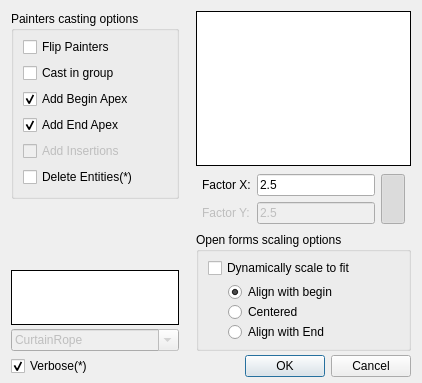
Above: scripts/Misc/Examples/MathExamples/FlexPainter/FlexPainterDialog.ui from qcad/qcad before the change. Below: the same form after it.
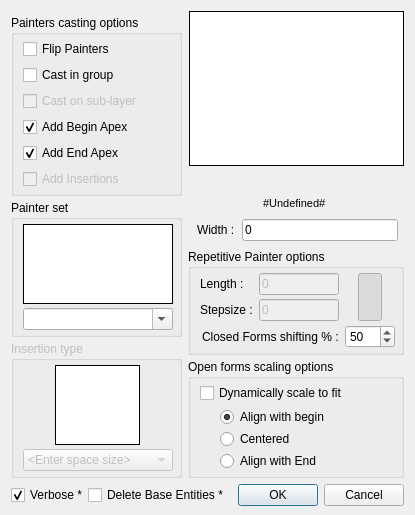
That is the form after the change. Icons and pictures are not drawn. Custom widgets are drawn as their Qt base class.

Commit message: update FlexPainter from forum

Patch:
```diff
--- a/scripts/Misc/Examples/MathExamples/FlexPainter/FlexPainterDialog.ui
+++ b/scripts/Misc/Examples/MathExamples/FlexPainter/FlexPainterDialog.ui
@@ -1,13 +1,13 @@
 <?xml version="1.0" encoding="UTF-8"?>
 <ui version="4.0">
- <class>FlexPainterOptions</class>
- <widget class="QDialog" name="FlexPainterOptions">
+ <class>FlexPainterDialog</class>
+ <widget class="QDialog" name="FlexPainterDialog">
   <property name="geometry">
    <rect>
     <x>0</x>
     <y>0</y>
-    <width>422</width>
-    <height>377</height>
+    <width>413</width>
+    <height>477</height>
    </rect>
   </property>
   <property name="windowTitle">
@@ -15,15 +15,24 @@
   </property>
   <layout class="QVBoxLayout" name="verticalLayout_4">
    <property name="spacing">
-    <number>4</number>
-   </property>
-   <property name="bottomMargin">
     <number>6</number>
    </property>
+   <property name="bottomMargin">
+    <number>9</number>
+   </property>
    <item>
-    <layout class="QHBoxLayout" name="Options">
+    <layout class="QHBoxLayout" name="FlexPainterOptions">
+     <property name="spacing">
+      <number>6</number>
+     </property>
      <item>
-      <layout class="QVBoxLayout" name="CastingOptions">
+      <layout class="QVBoxLayout" name="PainterOptions">
+       <property name="spacing">
+        <number>4</number>
+       </property>
+       <property name="topMargin">
+        <number>4</number>
+       </property>
        <item>
         <widget class="QGroupBox" name="PainterBox">
          <property name="title">
@@ -34,12 +43,18 @@
            <number>6</number>
           </property>
           <property name="topMargin">
+           <number>4</number>
+          </property>
+          <property name="rightMargin">
            <number>6</number>
           </property>
+          <property name="bottomMargin">
+           <number>4</number>
+          </property>
           <item>
            <widget class="QCheckBox" name="FlipPainter">
             <property name="toolTip">
-             <string>Mirroring painters over baseline</string>
+             <string>Mirror painters over baseline</string>
             </property>
             <property name="text">
              <string>Flip Painters</string>
@@ -57,7 +72,23 @@
            </widget>
           </item>
           <item>
-           <widget class="QCheckBox" name="HasBeginApex">
+           <widget class="QCheckBox" name="SubLayerCasts">
+            <property name="enabled">
+             <bool>false</bool>
+            </property>
+            <property name="toolTip">
+             <string>Cast on newly sub-layer 'Painted' if applicable</string>
+            </property>
+            <property name="text">
+             <string>Cast on sub-layer</string>
+            </property>
+           </widget>
+          </item>
+          <item>
+           <widget class="QCheckBox" name="DoBeginApex">
+            <property name="enabled">
+             <bool>true</bool>
+            </property>
             <property name="toolTip">
              <string>Start with casting a begin apex on open forms</string>
             </property>
@@ -70,7 +101,10 @@
            </widget>
           </item>
           <item>
-           <widget class="QCheckBox" name="HasEndApex">
+           <widget class="QCheckBox" name="DoEndApex">
+            <property name="enabled">
+             <bool>true</bool>
+            </property>
             <property name="toolTip">
              <string>End with casting an end apex on open forms</string>
             </property>
@@ -83,7 +117,7 @@
            </widget>
           </item>
           <item>
-           <widget class="QCheckBox" name="HasInserts">
+           <widget class="QCheckBox" name="DoInserts">
             <property name="enabled">
              <bool>false</bool>
             </property>
@@ -98,106 +132,301 @@
             </property>
            </widget>
           </item>
-          <item>
-           <widget class="QCheckBox" name="DelEntity">
-            <property name="toolTip">
-             <string>Deleted painted over base entity (persistent off)</string>
-            </property>
-            <property name="text">
-             <string>Delete Entities(*)</string>
-            </property>
-            <property name="checked">
-             <bool>false</bool>
-            </property>
-           </widget>
-          </item>
          </layout>
         </widget>
        </item>
        <item>
-        <spacer name="verticalSpacer">
+        <spacer name="verticalSpacer_L">
          <property name="orientation">
           <enum>Qt::Vertical</enum>
          </property>
          <property name="sizeHint" stdset="0">
           <size>
            <width>20</width>
-           <height>20</height>
+           <height>40</height>
           </size>
          </property>
         </spacer>
        </item>
        <item>
-        <widget class="QToolButton" name="PreviewPainters">
-         <property name="sizePolicy">
-          <sizepolicy hsizetype="Preferred" vsizetype="Preferred">
-           <horstretch>0</horstretch>
-           <verstretch>0</verstretch>
-          </sizepolicy>
+        <widget class="QGroupBox" name="SetBox">
+         <property name="title">
+          <string>Painter set</string>
          </property>
-         <property name="minimumSize">
-          <size>
-           <width>150</width>
-           <height>55</height>
-          </size>
-         </property>
-         <property name="toolTip">
-          <string>Preview</string>
-         </property>
-         <property name="styleSheet">
-          <string notr="true">border: 1px inset; background-color: rgb(255, 255, 255);</string>
-         </property>
-         <property name="text">
-          <string/>
-         </property>
-         <property name="icon">
-          <iconset>
-           <normaloff>CurtainRope.svg</normaloff>CurtainRope.svg</iconset>
-         </property>
-         <property name="iconSize">
-          <size>
-           <width>100</width>
-           <height>50</height>
-          </size>
-         </property>
+         <layout class="QVBoxLayout" name="verticalLayout_6">
+          <property name="spacing">
+           <number>4</number>
+          </property>
+          <property name="topMargin">
+           <number>4</number>
+          </property>
+          <property name="rightMargin">
+           <number>6</number>
+          </property>
+          <property name="bottomMargin">
+           <number>4</number>
+          </property>
+          <item alignment="Qt::AlignLeft">
+           <widget class="QToolButton" name="PreviewPainters">
+            <property name="enabled">
+             <bool>true</bool>
+            </property>
+            <property name="sizePolicy">
+             <sizepolicy hsizetype="Fixed" vsizetype="Fixed">
+              <horstretch>0</horstretch>
+              <verstretch>0</verstretch>
+             </sizepolicy>
+            </property>
+            <property name="minimumSize">
+             <size>
+              <width>150</width>
+              <height>80</height>
+             </size>
+            </property>
+            <property name="focusPolicy">
+             <enum>Qt::NoFocus</enum>
+            </property>
+            <property name="toolTip">
+             <string>Preview of painters</string>
+            </property>
+            <property name="styleSheet">
+             <string notr="true">border: 1px inset; background-color: rgb(255, 255, 255);</string>
+            </property>
+            <property name="text">
+             <string/>
+            </property>
+            <property name="icon">
+             <iconset>
+              <normaloff>Icons/CurtainRope.svg</normaloff>Icons/CurtainRope.svg</iconset>
+            </property>
+            <property name="iconSize">
+             <size>
+              <width>150</width>
+              <height>80</height>
+             </size>
+            </property>
+            <property name="autoRaise">
+             <bool>true</bool>
+            </property>
+           </widget>
+          </item>
+          <item>
+           <widget class="QComboBox" name="PainterSelection">
+            <property name="enabled">
+             <bool>true</bool>
+            </property>
+            <property name="sizePolicy">
+             <sizepolicy hsizetype="Preferred" vsizetype="Fixed">
+              <horstretch>0</horstretch>
+              <verstretch>0</verstretch>
+             </sizepolicy>
+            </property>
+            <property name="minimumSize">
+             <size>
+              <width>150</width>
+              <height>0</height>
+             </size>
+            </property>
+            <property name="toolTip">
+             <string>Select painter set</string>
+            </property>
+            <property name="inputMethodHints">
+             <set>Qt::ImhNone</set>
+            </property>
+            <property name="editable">
+             <bool>true</bool>
+            </property>
+            <property name="currentText">
+             <string/>
+            </property>
+            <property name="currentIndex">
+             <number>-1</number>
+            </property>
+            <property name="insertPolicy">
+             <enum>QComboBox::NoInsert</enum>
+            </property>
+            <property name="sizeAdjustPolicy">
+             <enum>QComboBox::AdjustToContents</enum>
+            </property>
+            <item>
+             <property name="text">
+              <string>CurtainRope</string>
+             </property>
+            </item>
+            <item>
+             <property name="text">
+              <string>OrthogonalBar</string>
+             </property>
+            </item>
+            <item>
+             <property name="text">
+              <string>OrthogonalPointsGlobal</string>
+             </property>
+            </item>
+            <item>
+             <property name="text">
+              <string>SinusoidWave</string>
+             </property>
+            </item>
+            <item>
+             <property name="text">
+              <string>SinusoidWaveGlobal</string>
+             </property>
+            </item>
+            <item>
+             <property name="text">
+              <string>3PhaseWaveGlobal</string>
+             </property>
+            </item>
+            <item>
+             <property name="text">
+              <string>TriangleWave</string>
+             </property>
+            </item>
+            <item>
+             <property name="text">
+              <string>SawtoothWave</string>
+             </property>
+            </item>
+            <item>
+             <property name="text">
+              <string>SqaureWave</string>
+             </property>
+            </item>
+            <item>
+             <property name="text">
+              <string>SteppedWave</string>
+             </property>
+            </item>
+            <item>
+             <property name="text">
+              <string>SqauredShape</string>
+             </property>
+            </item>
+            <item>
+             <property name="text">
+              <string>SqauredShapeFlexing</string>
+             </property>
+            </item>
+            <item>
+             <property name="text">
+              <string>AllPainterDataTypes</string>
+             </property>
+            </item>
+           </widget>
+          </item>
+         </layout>
+         <zorder>PainterSelection</zorder>
+         <zorder>PreviewPainters</zorder>
         </widget>
        </item>
        <item>
-        <widget class="QComboBox" name="PainterSet">
+        <widget class="QGroupBox" name="KnotsBox">
          <property name="enabled">
           <bool>false</bool>
          </property>
-         <property name="sizePolicy">
-          <sizepolicy hsizetype="Expanding" vsizetype="Fixed">
-           <horstretch>0</horstretch>
-           <verstretch>0</verstretch>
-          </sizepolicy>
+         <property name="title">
+          <string>Insertion type</string>
          </property>
-         <property name="toolTip">
-          <string>Select painter type</string>
-         </property>
-         <property name="editable">
-          <bool>true</bool>
-         </property>
-         <property name="currentText">
-          <string>CurtainRope</string>
-         </property>
-         <item>
-          <property name="text">
-           <string>CurtainRope</string>
+         <layout class="QVBoxLayout" name="verticalLayout_7">
+          <property name="spacing">
+           <number>4</number>
           </property>
-         </item>
-         <item>
-          <property name="text">
-           <string>TelephoneCoil</string>
+          <property name="topMargin">
+           <number>4</number>
           </property>
-         </item>
+          <property name="rightMargin">
+           <number>6</number>
+          </property>
+          <property name="bottomMargin">
+           <number>4</number>
+          </property>
+          <item alignment="Qt::AlignHCenter">
+           <widget class="QToolButton" name="PreviewKnot">
+            <property name="enabled">
+             <bool>false</bool>
+            </property>
+            <property name="sizePolicy">
+             <sizepolicy hsizetype="Fixed" vsizetype="Fixed">
+              <horstretch>0</horstretch>
+              <verstretch>0</verstretch>
+             </sizepolicy>
+            </property>
+            <property name="minimumSize">
+             <size>
+              <width>80</width>
+              <height>80</height>
+             </size>
+            </property>
+            <property name="focusPolicy">
+             <enum>Qt::NoFocus</enum>
+            </property>
+            <property name="toolTip">
+             <string>Preview of insertion</string>
+            </property>
+            <property name="styleSheet">
+             <string notr="true">border: 1px inset; background-color: rgb(255, 255, 255);</string>
+            </property>
+            <property name="icon">
+             <iconset>
+              <normaloff>Icons/CurtainRopeKnot.svg</normaloff>Icons/CurtainRopeKnot.svg</iconset>
+            </property>
+            <property name="iconSize">
+             <size>
+              <width>80</width>
+              <height>80</height>
+             </size>
+            </property>
+           </widget>
+          </item>
+          <item alignment="Qt::AlignLeft">
+           <widget class="QComboBox" name="KnotSelection">
+            <property name="enabled">
+             <bool>false</bool>
+            </property>
+            <property name="sizePolicy">
+             <sizepolicy hsizetype="Fixed" vsizetype="Fixed">
+              <horstretch>0</horstretch>
+              <verstretch>0</verstretch>
+             </sizepolicy>
+            </property>
+            <property name="minimumSize">
+             <size>
+              <width>150</width>
+              <height>0</height>
+             </size>
+            </property>
+            <property name="focusPolicy">
+             <enum>Qt::WheelFocus</enum>
+            </property>
+            <property name="toolTip">
+             <string>Select Insertion or Enter void space</string>
+            </property>
+            <property name="insertPolicy">
+             <enum>QComboBox::InsertAtTop</enum>
+            </property>
+            <property name="sizeAdjustPolicy">
+             <enum>QComboBox::AdjustToContents</enum>
+            </property>
+            <item>
+             <property name="text">
+              <string>&lt;Enter space size&gt;</string>
+             </property>
+            </item>
+            <item>
+             <property name="text">
+              <string>Curtain Rope Knot</string>
+             </property>
+            </item>
+           </widget>
+          </item>
+         </layout>
         </widget>
        </item>
       </layout>
      </item>
      <item>
-      <spacer name="horizontalSpacer">
+      <spacer name="horizontalSpacer_Mid">
        <property name="orientation">
         <enum>Qt::Horizontal</enum>
        </property>
@@ -213,14 +442,14 @@
       </spacer>
      </item>
      <item>
-      <layout class="QVBoxLayout" name="verticalLayout_2">
+      <layout class="QVBoxLayout" name="CastingOptions">
        <property name="spacing">
         <number>4</number>
        </property>
-       <item>
-        <widget class="QToolButton" name="toolButton">
+       <item alignment="Qt::AlignRight">
+        <widget class="QToolButton" name="CommandPic">
          <property name="sizePolicy">
-          <sizepolicy hsizetype="Preferred" vsizetype="Preferred">
+          <sizepolicy hsizetype="Fixed" vsizetype="Fixed">
            <horstretch>0</horstretch>
            <verstretch>0</verstretch>
           </sizepolicy>
@@ -231,6 +460,9 @@
            <height>155</height>
           </size>
          </property>
+         <property name="focusPolicy">
+          <enum>Qt::NoFocus</enum>
+         </property>
          <property name="styleSheet">
           <string notr="true">border: 1px inset; background-color: rgb(255, 255, 255);</string>
          </property>
@@ -244,13 +476,318 @@
            <height>155</height>
           </size>
          </property>
+         <property name="autoRaise">
+          <bool>true</bool>
+         </property>
         </widget>
        </item>
        <item>
-        <widget class="QWidget" name="FactorEntry" native="true">
+        <spacer name="verticalSpacer_R">
+         <property name="orientation">
+          <enum>Qt::Vertical</enum>
+         </property>
+         <property name="sizeHint" stdset="0">
+          <size>
+           <width>20</width>
+           <height>40</height>
+          </size>
+         </property>
+        </spacer>
+       </item>
+       <item alignment="Qt::AlignHCenter|Qt::AlignVCenter">
+        <widget class="QLineEdit" name="UnitsLabel">
+         <property name="enabled">
+          <bool>false</bool>
+         </property>
+         <property name="minimumSize">
+          <size>
+           <width>133</width>
+           <height>15</height>
+          </size>
+         </property>
+         <property name="palette">
+          <palette>
+           <active>
+            <colorrole role="WindowText">
+             <brush brushstyle="SolidPattern">
+              <color alpha="255">
+               <red>0</red>
+               <green>0</green>
+               <blue>0</blue>
+              </color>
+             </brush>
+            </colorrole>
+            <colorrole role="Midlight">
+             <brush brushstyle="SolidPattern">
+              <color alpha="255">
+               <red>227</red>
+               <green>227</green>
+               <blue>227</blue>
+              </color>
+             </brush>
+            </colorrole>
+            <colorrole role="Text">
+             <brush brushstyle="SolidPattern">
+              <color alpha="255">
+               <red>0</red>
+               <green>0</green>
+               <blue>0</blue>
+              </color>
+             </brush>
+            </colorrole>
+            <colorrole role="ButtonText">
+             <brush brushstyle="SolidPattern">
+              <color alpha="255">
+               <red>0</red>
+               <green>0</green>
+               <blue>0</blue>
+              </color>
+             </brush>
+            </colorrole>
+            <colorrole role="Shadow">
+             <brush brushstyle="SolidPattern">
+              <color alpha="255">
+               <red>105</red>
+               <green>105</green>
+               <blue>105</blue>
+              </color>
+             </brush>
+            </colorrole>
+            <colorrole role="Highlight">
+             <brush brushstyle="SolidPattern">
+              <color alpha="255">
+               <red>51</red>
+               <green>153</green>
+               <blue>255</blue>
+              </color>
+             </brush>
+            </colorrole>
+            <colorrole role="HighlightedText">
+             <brush brushstyle="SolidPattern">
+              <color alpha="255">
+               <red>255</red>
+               <green>255</green>
+               <blue>255</blue>
+              </color>
+             </brush>
+            </colorrole>
+           </active>
+           <inactive>
+            <colorrole role="WindowText">
+             <brush brushstyle="SolidPattern">
+              <color alpha="255">
+               <red>0</red>
+               <green>0</green>
+               <blue>0</blue>
+              </color>
+             </brush>
+            </colorrole>
+            <colorrole role="Midlight">
+             <brush brushstyle="SolidPattern">
+              <color alpha="255">
+               <red>227</red>
+               <green>227</green>
+               <blue>227</blue>
+              </color>
+             </brush>
+            </colorrole>
+            <colorrole role="Text">
+             <brush brushstyle="SolidPattern">
+              <color alpha="255">
+               <red>0</red>
+               <green>0</green>
+               <blue>0</blue>
+              </color>
+             </brush>
+            </colorrole>
+            <colorrole role="ButtonText">
+             <brush brushstyle="SolidPattern">
+              <color alpha="255">
+               <red>0</red>
+               <green>0</green>
+               <blue>0</blue>
+              </color>
+             </brush>
+            </colorrole>
+            <colorrole role="Shadow">
+             <brush brushstyle="SolidPattern">
+              <color alpha="255">
+               <red>105</red>
+               <green>105</green>
+               <blue>105</blue>
+              </color>
+             </brush>
+            </colorrole>
+            <colorrole role="Highlight">
+             <brush brushstyle="SolidPattern">
+              <color alpha="255">
+               <red>240</red>
+               <green>240</green>
+               <blue>240</blue>
+              </color>
+             </brush>
+            </colorrole>
+            <colorrole role="HighlightedText">
+             <brush brushstyle="SolidPattern">
+              <color alpha="255">
+               <red>0</red>
+               <green>0</green>
+               <blue>0</blue>
+              </color>
+             </brush>
+            </colorrole>
+           </inactive>
+           <disabled>
+            <colorrole role="WindowText">
+             <brush brushstyle="SolidPattern">
+              <color alpha="255">
+               <red>0</red>
+               <green>0</green>
+               <blue>0</blue>
+              </color>
+             </brush>
+            </colorrole>
+            <colorrole role="Midlight">
+             <brush brushstyle="SolidPattern">
+              <color alpha="255">
+               <red>227</red>
+               <green>227</green>
+               <blue>227</blue>
+              </color>
+             </brush>
+            </colorrole>
+            <colorrole role="Text">
+             <brush brushstyle="SolidPattern">
+              <color alpha="255">
+               <red>0</red>
+               <green>0</green>
+               <blue>0</blue>
+              </color>
+             </brush>
+            </colorrole>
+            <colorrole role="ButtonText">
+             <brush brushstyle="SolidPattern">
+              <color alpha="255">
+               <red>0</red>
+               <green>0</green>
+               <blue>0</blue>
+              </color>
+             </brush>
+            </colorrole>
+            <colorrole role="Shadow">
+             <brush brushstyle="SolidPattern">
+              <color alpha="255">
+               <red>105</red>
+               <green>105</green>
+               <blue>105</blue>
+              </color>
+             </brush>
+            </colorrole>
+            <colorrole role="Highlight">
+             <brush brushstyle="SolidPattern">
+              <color alpha="255">
+               <red>255</red>
+               <green>255</green>
+               <blue>255</blue>
+              </color>
+             </brush>
+            </colorrole>
+            <colorrole role="HighlightedText">
+             <brush brushstyle="SolidPattern">
+              <color alpha="255">
+               <red>0</red>
+               <green>0</green>
+               <blue>0</blue>
+              </color>
+             </brush>
+            </colorrole>
+           </disabled>
+          </palette>
+         </property>
+         <property name="font">
+          <font>
+           <pointsize>8</pointsize>
+          </font>
+         </property>
+         <property name="focusPolicy">
+          <enum>Qt::NoFocus</enum>
+         </property>
+         <property name="acceptDrops">
+          <bool>false</bool>
+         </property>
+         <property name="toolTip">
+          <string>Document Units</string>
+         </property>
+         <property name="statusTip">
+          <string/>
+         </property>
+         <property name="text">
+          <string>#Undefined#</string>
+         </property>
+         <property name="frame">
+          <bool>false</bool>
+         </property>
+         <property name="alignment">
+          <set>Qt::AlignCenter</set>
+         </property>
+         <property name="readOnly">
+          <bool>false</bool>
+         </property>
+         <property name="clearButtonEnabled">
+          <bool>false</bool>
+         </property>
+        </widget>
+       </item>
+       <item>
+        <layout class="QHBoxLayout" name="WidthBox">
+         <property name="leftMargin">
+          <number>9</number>
+         </property>
+         <property name="topMargin">
+          <number>4</number>
+         </property>
+         <property name="rightMargin">
+          <number>6</number>
+         </property>
+         <property name="bottomMargin">
+          <number>4</number>
+         </property>
+         <item>
+          <widget class="QLabel" name="labelWidth">
+           <property name="toolTip">
+            <string>Enter painter width (+0)</string>
+           </property>
+           <property name="text">
+            <string>Width : </string>
+           </property>
+           <property name="buddy">
+            <cstring>MainWidth</cstring>
+           </property>
+          </widget>
+         </item>
+         <item>
+          <widget class="RMathLineEdit" name="MainWidth">
+           <property name="minimumSize">
+            <size>
+             <width>80</width>
+             <height>0</height>
+            </size>
+           </property>
+           <property name="text">
+            <string>0</string>
+           </property>
+          </widget>
+         </item>
+        </layout>
+       </item>
+       <item>
+        <widget class="QGroupBox" name="MainPainterBox">
+         <property name="title">
+          <string>Repetitive Painter options</string>
+         </property>
          <layout class="QGridLayout" name="gridLayout">
           <property name="leftMargin">
-           <number>6</number>
+           <number>9</number>
           </property>
           <property name="topMargin">
            <number>4</number>
@@ -261,7 +798,80 @@
           <property name="bottomMargin">
            <number>4</number>
           </property>
-          <item row="0" column="2" rowspan="2">
+          <property name="horizontalSpacing">
+           <number>6</number>
+          </property>
+          <property name="verticalSpacing">
+           <number>4</number>
+          </property>
+          <item row="1" column="1">
+           <widget class="RMathLineEdit" name="MainStepX">
+            <property name="enabled">
+             <bool>false</bool>
+            </property>
+            <property name="minimumSize">
+             <size>
+              <width>80</width>
+              <height>0</height>
+             </size>
+            </property>
+            <property name="text">
+             <string notr="true">0</string>
+            </property>
+            <property name="cursorPosition">
+             <number>1</number>
+            </property>
+           </widget>
+          </item>
+          <item row="0" column="1">
+           <widget class="RMathLineEdit" name="MainLengthX">
+            <property name="enabled">
+             <bool>false</bool>
+            </property>
+            <property name="minimumSize">
+             <size>
+              <width>80</width>
+              <height>0</height>
+             </size>
+            </property>
+            <property name="text">
+             <string notr="true">0</string>
+            </property>
+           </widget>
+          </item>
+          <item row="1" column="0">
+           <widget class="QLabel" name="LabelStepsize">
+            <property name="enabled">
+             <bool>true</bool>
+            </property>
+            <property name="toolTip">
+             <string>Enter main painter stepsize (+0)</string>
+            </property>
+            <property name="text">
+             <string>Stepsize :</string>
+            </property>
+            <property name="buddy">
+             <cstring>MainStepX</cstring>
+            </property>
+           </widget>
+          </item>
+          <item row="0" column="0">
+           <widget class="QLabel" name="LabelLength">
+            <property name="enabled">
+             <bool>true</bool>
+            </property>
+            <property name="toolTip">
+             <string>Enter main painter length (+)</string>
+            </property>
+            <property name="text">
+             <string>Length :</string>
+            </property>
+            <property name="buddy">
+             <cstring>MainLengthX</cstring>
+            </property>
+           </widget>
+          </item>
+          <item row="0" column="2" rowspan="2" alignment="Qt::AlignHCenter">
            <widget class="QToolButton" name="PreserveLook">
             <property name="sizePolicy">
              <sizepolicy hsizetype="Fixed" vsizetype="MinimumExpanding">
@@ -269,6 +879,9 @@
               <verstretch>0</verstretch>
              </sizepolicy>
             </property>
+            <property name="focusPolicy">
+             <enum>Qt::ClickFocus</enum>
+            </property>
             <property name="toolTip">
              <string>Keep painters proportional</string>
             </property>
@@ -293,46 +906,62 @@
             </property>
            </widget>
           </item>
-          <item row="1" column="0">
-           <widget class="QLabel" name="LabelY">
+          <item row="2" column="0" colspan="2" alignment="Qt::AlignRight">
+           <widget class="QLabel" name="LabelCloseShift">
             <property name="enabled">
-             <bool>false</bool>
+             <bool>true</bool>
             </property>
+            <property name="toolTip">
+             <string>Select percentage of Stepsize</string>
+            </property>
             <property name="text">
-             <string>Factor Y:</string>
+             <string>Closed Forms shifting % :</string>
             </property>
             <property name="buddy">
-             <cstring>MainScaleY</cstring>
+             <cstring>CloseShift</cstring>
             </property>
            </widget>
           </item>
-          <item row="1" column="1">
-           <widget class="RMathLineEdit" name="MainScaleY">
+          <item row="2" column="2" alignment="Qt::AlignHCenter">
+           <widget class="QSpinBox" name="CloseShift">
             <property name="enabled">
-             <bool>false</bool>
+             <bool>true</bool>
             </property>
-            <property name="text">
-             <string notr="true">2.5</string>
+            <property name="minimumSize">
+             <size>
+              <width>50</width>
+              <height>0</height>
+             </size>
             </property>
-            <property name="cursorPosition">
-             <number>3</number>
+            <property name="focusPolicy">
+             <enum>Qt::WheelFocus</enum>
             </property>
-           </widget>
-          </item>
-          <item row="0" column="0">
-           <widget class="QLabel" name="LabelX">
-            <property name="text">
-             <string>Factor X:</string>
+            <property name="specialValueText">
+             <string/>
             </property>
-            <property name="buddy">
-             <cstring>mainScaleX</cstring>
+            <property name="accelerated">
+             <bool>true</bool>
             </property>
-           </widget>
-          </item>
-          <item row="0" column="1">
-           <widget class="RMathLineEdit" name="MainScaleX">
-            <property name="text">
-             <string notr="true">2.5</string>
+            <property name="suffix">
+             <string/>
+            </property>
+            <property name="prefix">
+             <string/>
+            </property>
+            <property name="minimum">
+             <number>0</number>
+            </property>
+            <property name="maximum">
+             <number>100</number>
+            </property>
+            <property name="singleStep">
+             <number>1</number>
+            </property>
+            <property name="value">
+             <number>50</number>
+            </property>
+            <property name="displayIntegerBase">
+             <number>10</number>
             </property>
            </widget>
           </item>
@@ -340,7 +969,7 @@
         </widget>
        </item>
        <item>
-        <widget class="QGroupBox" name="ScaleBox">
+        <widget class="QGroupBox" name="OpenScaleBox">
          <property name="sizePolicy">
           <sizepolicy hsizetype="Preferred" vsizetype="Preferred">
            <horstretch>0</horstretch>
@@ -355,10 +984,13 @@
            <number>4</number>
           </property>
           <property name="topMargin">
+           <number>4</number>
+          </property>
+          <property name="rightMargin">
            <number>6</number>
           </property>
           <property name="bottomMargin">
-           <number>6</number>
+           <number>4</number>
           </property>
           <item>
            <widget class="QCheckBox" name="ForcedDyn">
@@ -377,9 +1009,9 @@
            </widget>
           </item>
           <item>
-           <layout class="QVBoxLayout" name="verticalLayout_5">
+           <layout class="QVBoxLayout" name="AlignOptions">
             <property name="spacing">
-             <number>0</number>
+             <number>2</number>
             </property>
             <property name="leftMargin">
              <number>20</number>
@@ -436,61 +1068,68 @@
     </layout>
    </item>
    <item>
-    <widget class="QWidget" name="horizontalWidget" native="true">
-     <layout class="QHBoxLayout" name="horizontalLayout">
-      <property name="spacing">
-       <number>0</number>
-      </property>
-      <property name="leftMargin">
-       <number>0</number>
-      </property>
-      <property name="topMargin">
-       <number>0</number>
-      </property>
-      <property name="rightMargin">
-       <number>0</number>
-      </property>
-      <property name="bottomMargin">
-       <number>0</number>
-      </property>
-      <item>
-       <layout class="QGridLayout" name="gridLayout_2">
-        <property name="leftMargin">
-         <number>0</number>
-        </property>
-        <property name="rightMargin">
-         <number>0</number>
-        </property>
-        <property name="spacing">
-         <number>0</number>
-        </property>
-        <item row="2" column="0">
-         <widget class="QCheckBox" name="BeVerbose">
-          <property name="toolTip">
-           <string>Verbose info (persistent on)</string>
-          </property>
-          <property name="text">
-           <string>Verbose(*)</string>
-          </property>
-          <property name="checked">
-           <bool>true</bool>
-          </property>
-         </widget>
-        </item>
-       </layout>
-      </item>
-      <item>
-       <widget class="QDialogButtonBox" name="buttonBox">
-        <property name="orientation">
-         <enum>Qt::Horizontal</enum>
-        </property>
-        <property name="standardButtons">
-         <set>QDialogButtonBox::Cancel|QDialogButtonBox::Ok</set>
-        </property>
-       </widget>
-      </item>
-     </layout>
-    </widget>
+    <layout class="QHBoxLayout" name="DialogBox">
+     <property name="spacing">
+      <number>0</number>
+     </property>
+     <property name="leftMargin">
+      <number>0</number>
+     </property>
+     <property name="topMargin">
+      <number>0</number>
+     </property>
+     <property name="rightMargin">
+      <number>0</number>
+     </property>
+     <property name="bottomMargin">
+      <number>0</number>
+     </property>
+     <item>
+      <widget class="QCheckBox" name="BeVerbose">
+       <property name="focusPolicy">
+        <enum>Qt::NoFocus</enum>
+       </property>
+       <property name="toolTip">
+        <string>Verbose info (persistent on)</string>
+       </property>
+       <property name="text">
+        <string>Verbose *</string>
+       </property>
+       <property name="checked">
+        <bool>true</bool>
+       </property>
+      </widget>
+     </item>
+     <item>
+      <widget class="QCheckBox" name="DelEntity">
+       <property name="focusPolicy">
+        <enum>Qt::NoFocus</enum>
+       </property>
+       <property name="toolTip">
+        <string>Deleted painted over base entities (persistent off)</string>
+       </property>
+       <property name="text">
+        <string>Delete Base Entities *</string>
+       </property>
+       <property name="checked">
+        <bool>false</bool>
+       </property>
+      </widget>
+     </item>
+     <item>
+      <widget class="QDialogButtonBox" name="buttonBox">
+       <property name="focusPolicy">
+        <enum>Qt::ClickFocus</enum>
+       </property>
+       <property name="orientation">
+        <enum>Qt::Horizontal</enum>
+       </property>
+       <property name="standardButtons">
+        <set>QDialogButtonBox::Cancel|QDialogButtonBox::Ok</set>
+       </property>
+      </widget>
+     </item>
+    </layout>
    </item>
   </layout>
  </widget>
```
Left out of the diff: 183 changed lines with no effect on the pictures. The commit also changes 35 other files.
